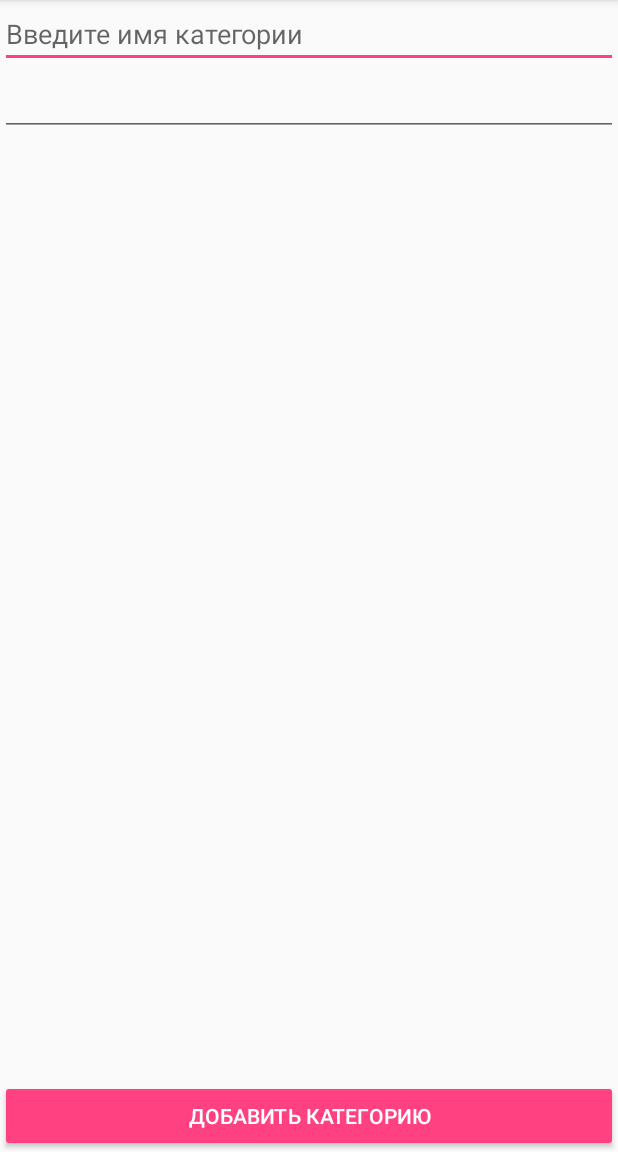
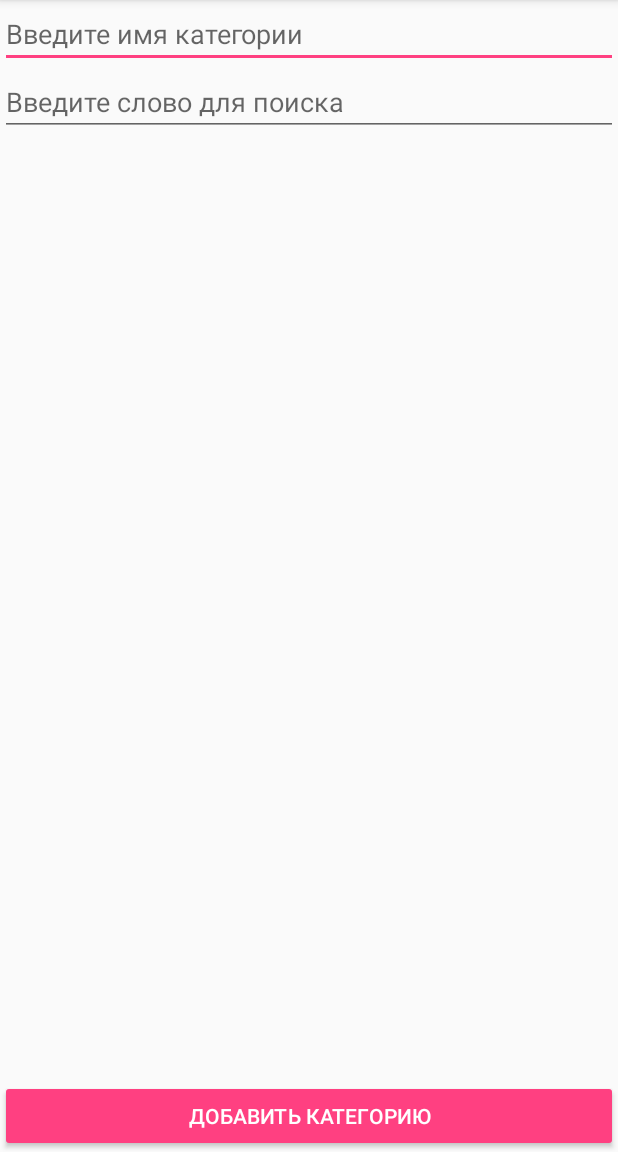
Before and after one commit to nshkuratova/PriorSmsReader, an Android app: the screen it shows after launch (AddCategoryActivity), after a tap on an icon or button, on a phone screen of 412 x 824 dp, the part 84-1236 px from its top. Run offline under Robolectric (Android 15) with nearby library versions, the phone set to English and light mode, and no system bars; 1 other tap on this screen came first.

Commit message:
Todo fixing

```diff
--- a/app/build.gradle
+++ b/app/build.gradle
@@ -33,7 +33,6 @@ dependencies {
     compile 'com.android.support:design:26.+'
     // https://mvnrepository.com/artifact/com.google.code.gson/gson
     compile group: 'com.google.code.gson', name: 'gson', version: '1.7.2'
+    implementation 'com.github.PhilJay:MPAndroidChart:v3.0.3'
     testCompile 'junit:junit:4.12'
-    debugCompile 'com.squareup.leakcanary:leakcanary-android:1.5.4'
-    releaseCompile 'com.squareup.leakcanary:leakcanary-android:1.5.4'
 }
--- a/app/src/main/AndroidManifest.xml
+++ b/app/src/main/AndroidManifest.xml
@@ -5,7 +5,6 @@
     <uses-permission android:name="android.permission.READ_SMS" />
 
     <application
-        android:name=".utils.PriorApplication"
         android:allowBackup="true"
         android:icon="@mipmap/ic_launcher"
         android:label="@string/app_name"
@@ -24,7 +23,8 @@
         </activity>
         <activity android:name=".SmsDataActivity" />
         <activity android:name=".AddCategoryActivity" />
-        <activity android:name=".EditCategoryActivity"></activity>
+        <activity android:name=".EditCategoryActivity" />
+        <activity android:name=".ChartsActivity"></activity>
     </application>
 
 </manifest>
--- a/app/src/main/java/com/example/nikashkuratova/smsreader/MainActivity.java
+++ b/app/src/main/java/com/example/nikashkuratova/smsreader/MainActivity.java
@@ -120,6 +120,9 @@ public class MainActivity extends AppCompatActivity
         int id = item.getItemId();
 
         switch (id) {
+            case R.id.action_charts:
+                startActivity (new Intent(this, ChartsActivity.class));
+                break;
             case R.id.action_settings:
                 break;
             case R.id.edit_categories:
--- a/app/src/main/java/com/example/nikashkuratova/smsreader/pojo/SmsCategory.java
+++ b/app/src/main/java/com/example/nikashkuratova/smsreader/pojo/SmsCategory.java
@@ -1,21 +1,12 @@
 package com.example.nikashkuratova.smsreader.pojo;
 
-import java.util.concurrent.atomic.AtomicInteger;
-
-import static com.example.nikashkuratova.smsreader.utils.UtilsHelper.ALL_SMS_SEARCH_STR;
+import static com.example.nikashkuratova.smsreader.utils.ObjectCreatorHelper.ID_GENERATOR;
 
 public class SmsCategory {
-    private static AtomicInteger ID_GENERATOR = new AtomicInteger(1000);
 
     private int catId;
     private String categoryName;
     private String searchString;
-
-    public SmsCategory(String categoryName) {
-        catId = ID_GENERATOR.getAndIncrement();
-        this.categoryName = categoryName;
-        this.searchString = ALL_SMS_SEARCH_STR;
-    }
 
     public SmsCategory(String pNname, String pSearchString) {
         catId = ID_GENERATOR.getAndIncrement();
--- /dev/null
+++ b/app/src/main/java/com/example/nikashkuratova/smsreader/utils/ObjectCreatorHelper.java
@@ -0,0 +1,38 @@
+package com.example.nikashkuratova.smsreader.utils;
+
+import com.example.nikashkuratova.smsreader.pojo.SmsCategory;
+
+import java.util.ArrayList;
+import java.util.concurrent.atomic.AtomicInteger;
+import java.util.regex.Matcher;
+import java.util.regex.Pattern;
+
+import static com.example.nikashkuratova.smsreader.utils.UtilsHelper.ALL_SMS_CATEGORY;
+import static com.example.nikashkuratova.smsreader.utils.UtilsHelper.ALL_SMS_SEARCH_STR;
+import static com.example.nikashkuratova.smsreader.utils.UtilsHelper.NO_CATEGORY;
+
+public final class ObjectCreatorHelper {
+    public static AtomicInteger ID_GENERATOR = new AtomicInteger(1000);
+
+    public static double retrieveSum(String smsText){
+        String sum_regex_pattern = "Oplata.\\d+[.]\\d\\d.BYN";
+        double sum = 0;
+
+        Pattern pattern = Pattern.compile(sum_regex_pattern);
+        Matcher m = pattern.matcher(smsText);
+
+        if (m.find()) {
+            String str = m.group().replaceAll("[^\\d.]", "");
+            sum = Double.valueOf(str);
+        }
+        return sum;
+    }
+
+    public static ArrayList<SmsCategory> createDefaultCategories(){
+        ArrayList<SmsCategory> smsCategory= new ArrayList<SmsCategory>();
+        smsCategory.add(new SmsCategory(ALL_SMS_CATEGORY, ALL_SMS_SEARCH_STR));
+        smsCategory.add(new SmsCategory(NO_CATEGORY, ALL_SMS_SEARCH_STR));
+
+        return smsCategory;
+    }
+}
--- a/app/src/main/java/com/example/nikashkuratova/smsreader/utils/PriorApplication.java
+++ /dev/null
@@ -1,20 +0,0 @@
-package com.example.nikashkuratova.smsreader.utils;
-
-import android.app.Application;
-
-import com.squareup.leakcanary.LeakCanary;
-
-public class PriorApplication extends Application {
-
-    @Override
-    public void onCreate() {
-        super.onCreate();
-        if (LeakCanary.isInAnalyzerProcess(this)) {
-            // This process is dedicated to LeakCanary for heap analysis.
-            // You should not init your app in this process.
-            return;
-        }
-        LeakCanary.install(this);
-        // Normal app init code...
-    }
-}
--- a/app/src/main/java/com/example/nikashkuratova/smsreader/utils/SharedPrefHelper.java
+++ b/app/src/main/java/com/example/nikashkuratova/smsreader/utils/SharedPrefHelper.java
@@ -10,17 +10,17 @@ import com.google.gson.reflect.TypeToken;
 
 import java.util.ArrayList;
 
-import static com.example.nikashkuratova.smsreader.utils.UtilsHelper.ALL_SMS_CATEGORY;
-import static com.example.nikashkuratova.smsreader.utils.UtilsHelper.NO_CATEGORY;
-
+import static com.example.nikashkuratova.smsreader.utils.ObjectCreatorHelper.createDefaultCategories;
 
 public final class SharedPrefHelper {
+
+    public static final String CATEGORIES_LIST_KEY ="CategoriesList";
 
     public static void saveToSharedPref(ArrayList<SmsCategory> list, Activity activity) {
         SharedPreferences sharedPref = activity.getPreferences(Context.MODE_PRIVATE);
         SharedPreferences.Editor editor = sharedPref.edit();
         String categoriesListtoJson = new Gson().toJson(list);
-        editor.putString("CategoriesList", categoriesListtoJson);
+        editor.putString(CATEGORIES_LIST_KEY, categoriesListtoJson);
         editor.apply();
     }
 
@@ -28,10 +28,9 @@ public final class SharedPrefHelper {
         ArrayList<SmsCategory> smsCategory = new ArrayList<SmsCategory>();
         SharedPreferences sharedPref = activity.getPreferences(Context.MODE_PRIVATE);
         Gson gson = new Gson();
-        String json = sharedPref.getString("CategoriesList", "");
+        String json = sharedPref.getString(CATEGORIES_LIST_KEY, "");
         if (json.isEmpty()) {
-            smsCategory.add(new SmsCategory(ALL_SMS_CATEGORY));
-            smsCategory.add(new SmsCategory(NO_CATEGORY));
+            smsCategory = createDefaultCategories();
         } else {
             smsCategory = gson.fromJson(json, new TypeToken<ArrayList<SmsCategory>>() {
             }.getType());
--- a/app/src/main/res/layout/activity_add_category.xml
+++ b/app/src/main/res/layout/activity_add_category.xml
@@ -13,7 +13,6 @@
         android:layout_height="wrap_content"
         android:hint="@string/enter_category_name_hint" />
 
-    <!--todo Add hint-->
     <EditText
         android:id="@+id/enterSearchString"
         android:maxLines="1"
@@ -21,7 +20,8 @@
         android:layout_width="match_parent"
         android:layout_height="wrap_content"
         android:layout_alignParentStart="true"
-        android:layout_below="@+id/enterName" />
+        android:layout_below="@+id/enterName"
+        android:hint="@string/enter_search_string_hint" />
 
     <Button
         android:id="@+id/submitAdd"
--- a/app/src/main/res/menu/menu_main.xml
+++ b/app/src/main/res/menu/menu_main.xml
@@ -4,8 +4,13 @@
     tools:context="com.example.nikashkuratova.smsreader.MainActivity">
     <item
         android:id="@+id/action_settings"
+        android:orderInCategory="101"
+        android:title="@string/action_settings"
+        app:showAsAction="never" />
+    <item
+        android:id="@+id/action_charts"
         android:orderInCategory="100"
-        android:title="@string/action_settings"
+        android:title="@string/action_charts"
         app:showAsAction="never" />
     <item
         android:id="@+id/edit_categories"
--- a/app/src/main/res/values/strings.xml
+++ b/app/src/main/res/values/strings.xml
@@ -1,9 +1,10 @@
 <resources>
     <string name="app_name">SmsReader</string>
     <string name="action_settings">Настройки</string>
+    <string name="action_charts">Графики</string>
     <string name="edit_categories">Edit</string>
     <string name="enter_category_name_hint">Введите имя категории</string>
-    <string name="enter_search_string_hint">Введите кодовое слово</string>
+    <string name="enter_search_string_hint">Введите слово для поиска</string>
     <string name="addCategory">Добавить категорию</string>
     <string name="editCategory">Изменить категорию</string>
 </resources>
--- a/build.gradle
+++ b/build.gradle
@@ -17,6 +17,7 @@ allprojects {
     repositories {
         jcenter()
         google()
+        maven { url "https://jitpack.io" }
     }
 }
 
```
Also changed, not shown: app/src/main/java/com/example/nikashkuratova/smsreader/ChartsActivity.java (added, +16 -0 lines), app/src/main/java/com/example/nikashkuratova/smsreader/SmsDataActivity.java (+4 -11 lines), app/src/main/java/com/example/nikashkuratova/smsreader/pojo/SmsMessage.java (+3 -12 lines), app/src/main/java/com/example/nikashkuratova/smsreader/utils/CalculationsHelper.java (added, +18 -0 lines), app/src/main/java/com/example/nikashkuratova/smsreader/utils/FormatterUtils.java (added, +11 -0 lines), app/src/main/res/layout/activity_charts.xml (added, +13 -0 lines).
